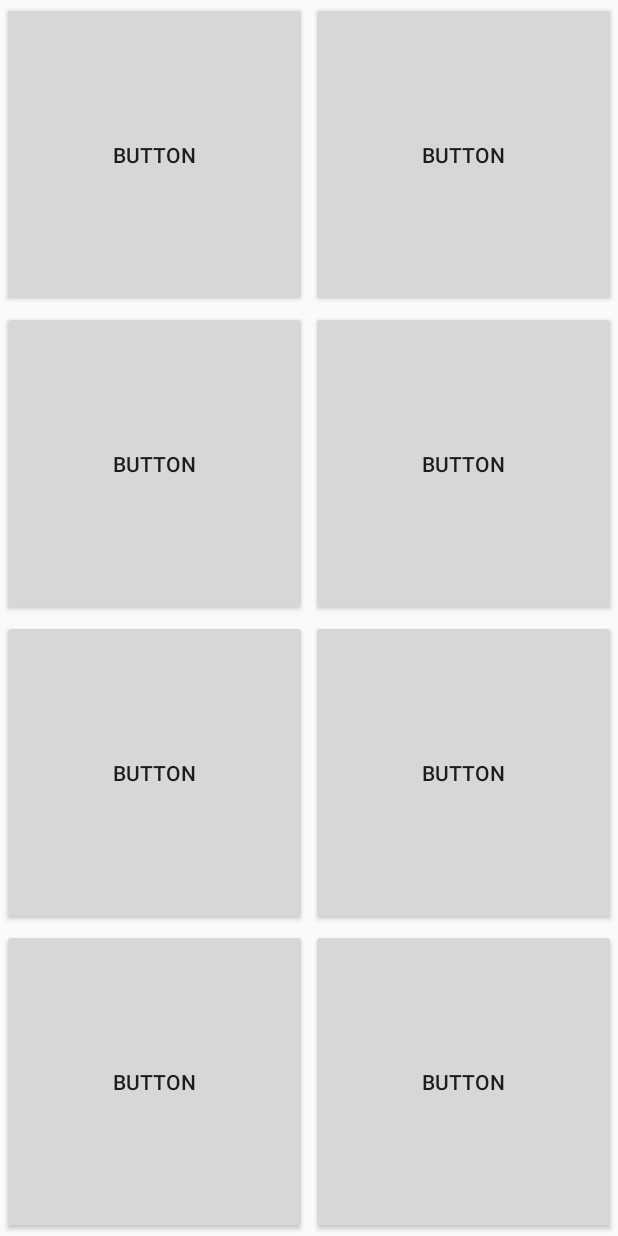
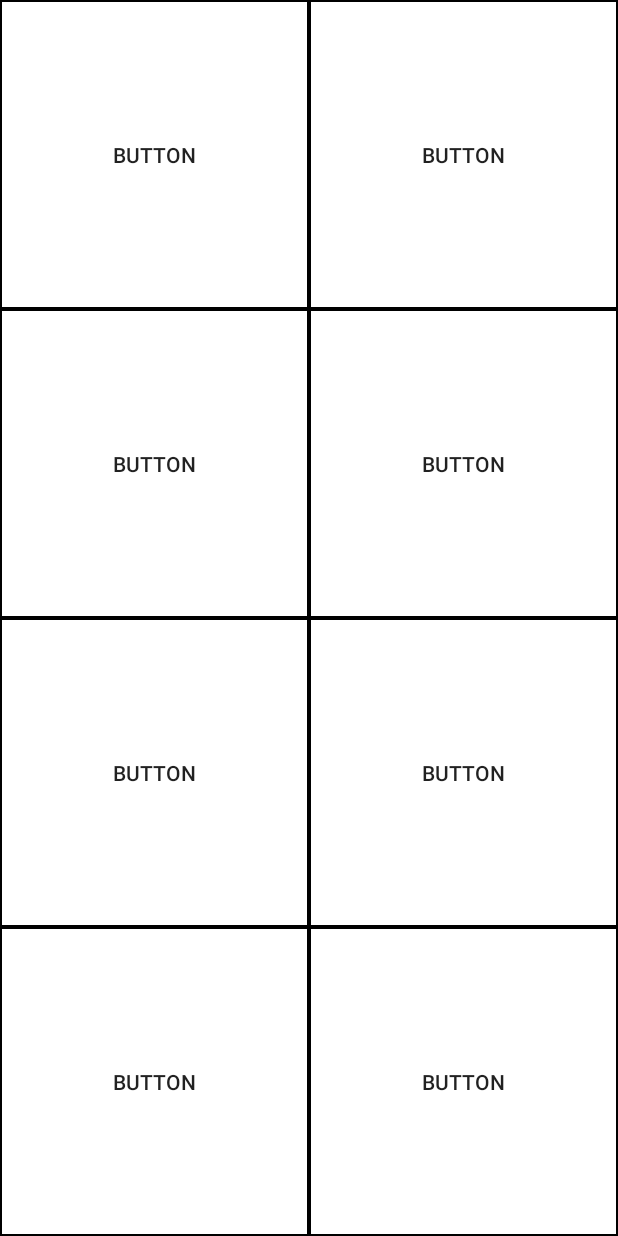
Before and after one commit to jatinhariani/Senior-Citizen-Launcher, an Android app: the layout fragment_launcher.xml on its own in the app's theme, with its tools: preview values and no code run, on a phone screen of 412 x 824 dp. Run offline under Robolectric (Android 15) with nearby library versions, the phone set to English and light mode, and no system bars.

Commit message:
some colors

```diff
--- a/app/src/main/res/layout/fragment_launcher.xml
+++ b/app/src/main/res/layout/fragment_launcher.xml
@@ -7,101 +7,126 @@
     app:alignmentMode="alignBounds"
     app:columnOrderPreserved="false"
     app:rowCount="4"
-    app:columnCount="2">
+    app:columnCount="2"
+    android:background="@android:color/black">
 
     <LinearLayout
         android:layout_margin="1dp"
         app:layout_columnWeight="1"
-        app:layout_rowWeight="1">
+        app:layout_rowWeight="1"
+        android:elevation="2dp"
+        android:background="@android:color/white">
 
         <Button
             android:layout_width="match_parent"
             android:layout_height="match_parent"
-            android:text="Button"/>
+            android:text="Button"
+            android:background="@null"/>
 
     </LinearLayout>
 
     <LinearLayout
         android:layout_margin="1dp"
         app:layout_columnWeight="1"
-        app:layout_rowWeight="1">
+        app:layout_rowWeight="1"
+        android:elevation="2dp"
+        android:background="@android:color/white">
 
         <Button
             android:layout_width="match_parent"
             android:layout_height="match_parent"
-            android:text="Button"/>
+            android:text="Button"
+            android:background="@null"/>
 
     </LinearLayout>
 
     <LinearLayout
         android:layout_margin="1dp"
         app:layout_columnWeight="1"
-        app:layout_rowWeight="1">
+        app:layout_rowWeight="1"
+        android:elevation="2dp"
+        android:background="@android:color/white">
 
         <Button
             android:layout_width="match_parent"
             android:layout_height="match_parent"
-            android:text="Button"/>
+            android:text="Button"
+            android:background="@null"/>
 
     </LinearLayout>
 
     <LinearLayout
         android:layout_margin="1dp"
         app:layout_columnWeight="1"
-        app:layout_rowWeight="1">
+        app:layout_rowWeight="1"
+        android:elevation="2dp"
+        android:background="@android:color/white">
 
         <Button
             android:layout_width="match_parent"
             android:layout_height="match_parent"
-            android:text="Button"/>
+            android:text="Button"
+            android:background="@null"/>
 
     </LinearLayout>
 
     <LinearLayout
         android:layout_margin="1dp"
         app:layout_columnWeight="1"
-        app:layout_rowWeight="1">
+        app:layout_rowWeight="1"
+        android:elevation="2dp"
+        android:background="@android:color/white">
 
         <Button
             android:layout_width="match_parent"
             android:layout_height="match_parent"
-            android:text="Button"/>
+            android:text="Button"
+            android:background="@null"/>
 
     </LinearLayout>
 
     <LinearLayout
         android:layout_margin="1dp"
         app:layout_columnWeight="1"
-        app:layout_rowWeight="1">
+        app:layout_rowWeight="1"
+        android:elevation="2dp"
+        android:background="@android:color/white">
 
         <Button
             android:layout_width="match_parent"
             android:layout_height="match_parent"
-            android:text="Button"/>
+            android:text="Button"
+            android:background="@null"/>
 
     </LinearLayout>
 
     <LinearLayout
         android:layout_margin="1dp"
         app:layout_columnWeight="1"
-        app:layout_rowWeight="1">
+        app:layout_rowWeight="1"
+        android:elevation="2dp"
+        android:background="@android:color/white">
 
         <Button
             android:layout_width="match_parent"
             android:layout_height="match_parent"
-            android:text="Button"/>
+            android:text="Button"
+            android:background="@null"/>
 
     </LinearLayout>
 
     <LinearLayout
         android:layout_margin="1dp"
         app:layout_columnWeight="1"
-        app:layout_rowWeight="1">
+        app:layout_rowWeight="1"
+        android:elevation="2dp"
+        android:background="@android:color/white">
 
         <Button
             android:layout_width="match_parent"
             android:layout_height="match_parent"
-            android:text="Button"/>
+            android:text="Button"
+            android:background="@null"/>
 
     </LinearLayout>
 
```
